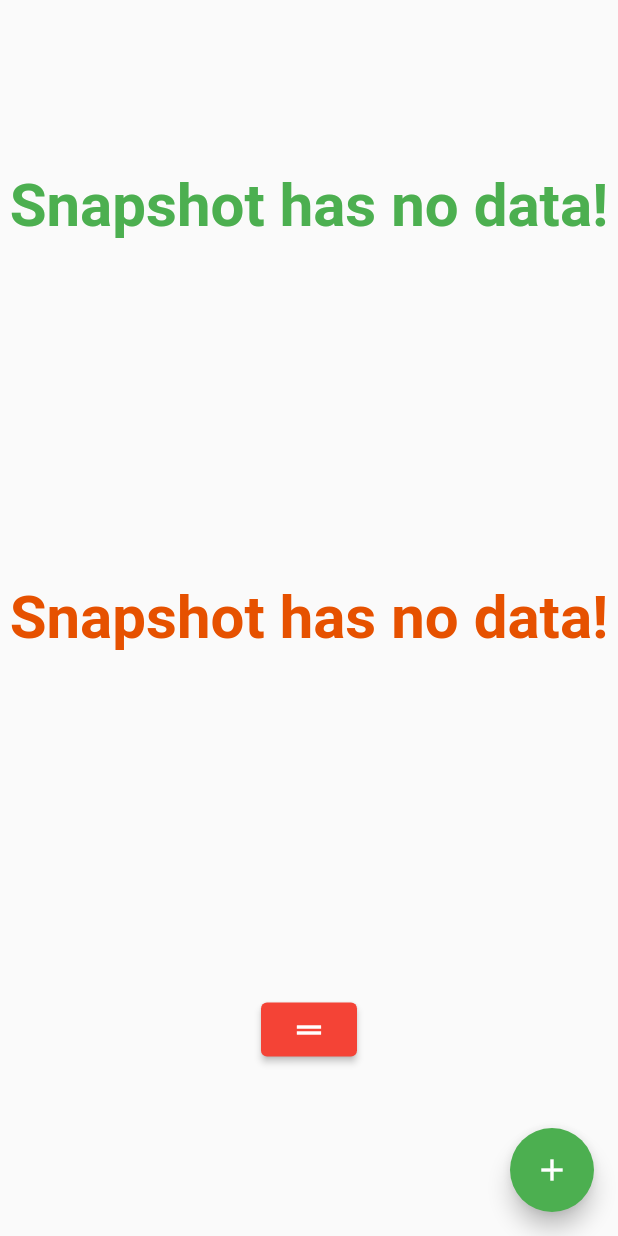
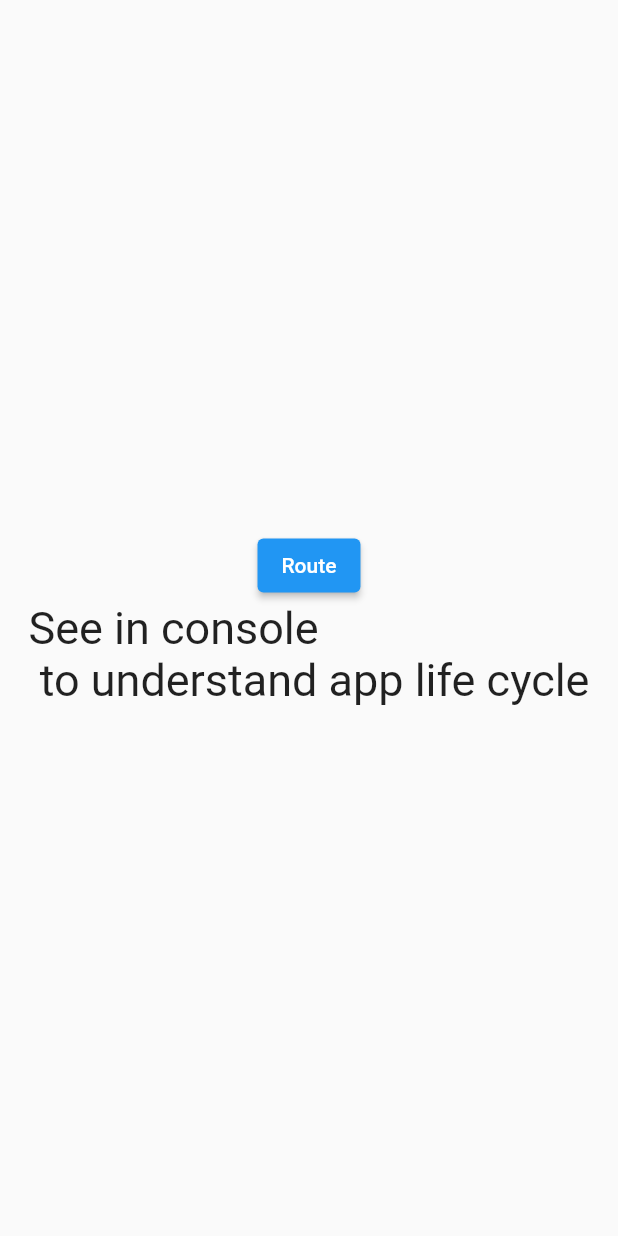
Before and after one commit to Somnath6Das/some_package, a Flutter app: the screen it shows after launch, on a phone screen of 412 x 824 dp. Run offline on Flutter 3.47's test engine with Material 2 defaults, Android fonts, the phone set to English and light mode, and no system bars; our stand-ins replace shared_preferences.

Commit message:
appLifeCycle-statefulBuilder

```diff
--- a/lib/Stream Controller n Broadcast/stream_broadcast_home.dart
+++ b/lib/Stream Controller n Broadcast/stream_broadcast_home.dart
@@ -3,7 +3,7 @@ import 'dart:async';
 import 'package:flutter/material.dart';
 
 class StreamBroadcastHome extends StatefulWidget {
-  StreamBroadcastHome({Key? key}) : super(key: key);
+  const StreamBroadcastHome({Key? key}) : super(key: key);
 
   @override
   State<StreamBroadcastHome> createState() => _StreamBroadcastHomeState();
@@ -11,10 +11,13 @@ class StreamBroadcastHome extends StatefulWidget {
 
 class _StreamBroadcastHomeState extends State<StreamBroadcastHome> {
   int counter = 0;
+
+  //first stream controller.
   StreamController<int> singleStream = StreamController<int>();
   late Stream MultipleStream;
 
   int counterOne = 0;
+  //second stream controller
   StreamController<int> StreamOne = StreamController<int>();
   late Stream MultipleStreamOne;
 
@@ -32,7 +35,6 @@ class _StreamBroadcastHomeState extends State<StreamBroadcastHome> {
           child: Center(
         child: Column(
           mainAxisAlignment: MainAxisAlignment.spaceAround,
-
           children: [
             StreamBuilder(
                 stream: MultipleStream,
@@ -40,13 +42,13 @@ class _StreamBroadcastHomeState extends State<StreamBroadcastHome> {
                   if (snapshot.hasData) {
                     return Text(
                       snapshot.data.toString(),
-                      style: TextStyle(
+                      style: const TextStyle(
                           fontSize: 100,
                           color: Colors.green,
                           fontWeight: FontWeight.bold),
                     );
                   } else {
-                    return Text(
+                    return const Text(
                       "Snapshot has no data!",
                       style: TextStyle(
                           fontSize: 40,
@@ -61,7 +63,7 @@ class _StreamBroadcastHomeState extends State<StreamBroadcastHome> {
                   if (snapshot.hasData) {
                     return Text(
                       snapshot.data.toString(),
-                      style: TextStyle(
+                      style: const TextStyle(
                           fontSize: 100,
                           color: Colors.red,
                           fontWeight: FontWeight.bold),
@@ -80,18 +82,20 @@ class _StreamBroadcastHomeState extends State<StreamBroadcastHome> {
                 onPressed: () {
                   counter--;
                   StreamOne.sink.add(counter);
-                },style: ElevatedButton.styleFrom(primary: Colors.red),
+                },
+                style: ElevatedButton.styleFrom(primary: Colors.red),
                 child: const Icon(Icons.drag_handle))
           ],
         ),
       )),
-      floatingActionButton: FloatingActionButton(backgroundColor: Colors.green,
+      floatingActionButton: FloatingActionButton(
+        backgroundColor: Colors.green,
         onPressed: () {
           counter++;
 
           singleStream.sink.add(counter);
         },
-        child: Icon(Icons.add),
+        child: const Icon(Icons.add),
       ),
     );
   }
--- a/lib/Stream Controller n Broadcast/stream_contro_home.dart
+++ b/lib/Stream Controller n Broadcast/stream_contro_home.dart
@@ -3,7 +3,7 @@ import 'dart:async';
 import 'package:flutter/material.dart';
 
 class StreamControHome extends StatefulWidget {
-  StreamControHome({Key? key}) : super(key: key);
+  const StreamControHome({Key? key}) : super(key: key);
 
   @override
   State<StreamControHome> createState() => _StreamControHomeState();
@@ -45,7 +45,7 @@ class _StreamControHomeState extends State<StreamControHome> {
           counter++;
           counterController.sink.add(counter);
         },
-        child: Icon(Icons.add),
+        child: const Icon(Icons.add),
       ),
     );
   }
--- /dev/null
+++ b/lib/app_life_cycle_home.dart
@@ -0,0 +1,71 @@
+import 'package:flutter/material.dart';
+
+class AppLifeCycleHome extends StatefulWidget {
+  AppLifeCycleHome({Key? key}) : super(key: key);
+
+  @override
+  State<AppLifeCycleHome> createState() => _AppLifeCycleHomeState();
+}
+
+class _AppLifeCycleHomeState extends State<AppLifeCycleHome>
+    with WidgetsBindingObserver {
+  @override
+  void initState() {
+    super.initState();
+    print("Application is Starting");
+    WidgetsBinding.instance!.addObserver(this);
+  }
+
+  @override
+  void didChangeAppLifecycleState(AppLifecycleState state) {
+    super.didChangeAppLifecycleState(state);
+
+    if (state == AppLifecycleState.inactive) {
+      print("App runs in Background");
+    } else if (state == AppLifecycleState.resumed) {
+      print("App is on Screen");
+    } else if (state == AppLifecycleState.detached) {
+      print("App is colsed by user");
+    }
+
+    print("App Life cycle State : ${state}");
+  }
+
+  @override
+  Widget build(BuildContext context) {
+    return Scaffold(
+      body: Center(
+          child: Column(
+        mainAxisAlignment: MainAxisAlignment.center,
+        children: [
+          ElevatedButton(
+              onPressed: () {
+                Navigator.of(context).pushReplacement(
+                    MaterialPageRoute(builder: (context) => AnotherPage()));
+              },
+              child: Text("Route")),
+          Text(
+            "See in console \n to understand app life cycle",
+            style: TextStyle(fontSize: 30),
+          ),
+        ],
+      )),
+    );
+  }
+
+  @override
+  void dispose() {
+    WidgetsBinding.instance!.removeObserver(this);
+    super.dispose();
+    print("Screen one is desposed");
+  }
+}
+
+class AnotherPage extends StatelessWidget {
+  const AnotherPage({Key? key}) : super(key: key);
+
+  @override
+  Widget build(BuildContext context) {
+    return Scaffold();
+  }
+}
--- a/lib/http.dart
+++ b/lib/http.dart
@@ -2,7 +2,7 @@ import 'package:flutter/material.dart';
 import 'package:http/http.dart' as http;
 
 class HttpHome extends StatefulWidget {
-  HttpHome({Key? key}) : super(key: key);
+  const HttpHome({Key? key}) : super(key: key);
 
   @override
   State<HttpHome> createState() => _HttpHomeState();
--- a/lib/json serial-deserial/app_state.dart
+++ b/lib/json serial-deserial/app_state.dart
@@ -1,5 +1,4 @@
 import 'package:flutter/cupertino.dart';
-import 'package:provider/provider.dart';
 
 class AppState extends ChangeNotifier {
   String temp = "";
--- a/lib/main.dart
+++ b/lib/main.dart
@@ -1,11 +1,9 @@
 import 'package:flutter/material.dart';
 import 'package:provider/provider.dart';
-import 'package:some_packages/Stream%20Controller%20n%20Broadcast/stream_broadcast_home.dart';
-import 'package:some_packages/http.dart';
-import 'package:some_packages/json%20serial-deserial/app_state.dart';
-import 'package:some_packages/json%20serial-deserial/home_json.dart';
-import 'package:some_packages/shared_preferences.dart';
-import 'package:some_packages/Stream%20Controller%20n%20Broadcast/stream_contro_home.dart';
+import 'package:some_packages/app_life_cycle_home.dart';
+import 'package:some_packages/json serial-deserial/app_state.dart';
+import 'package:some_packages/stateful_builderHome.dart';
+import 'Stream Controller n Broadcast/stream_broadcast_home.dart';
 
 void main() {
   runApp(const MyApp());
@@ -26,9 +24,12 @@ class MyApp extends StatelessWidget {
         ),
         // home: SharedPrefsHome(),
         //  home:HttpHome()
-       // home: HomeJson(),
+        // home: HomeJson(),
         //home: StreamControHome(),
-        home: StreamBroadcastHome(),
+        //home: StreamBroadcastHome(),
+        // home: StreamBroadcastHome(),
+        //home: StatefulBuilderHome(),
+        home: AppLifeCycleHome(),
       ),
     );
   }
--- a/lib/shared_preferences.dart
+++ b/lib/shared_preferences.dart
@@ -9,7 +9,7 @@ class SharedPrefsHome extends StatefulWidget {
 }
 
 class _SharedPrefsHomeState extends State<SharedPrefsHome> {
-  TextEditingController _controller = TextEditingController();
+  final TextEditingController _controller = TextEditingController();
 
   void saveText(String text) async {
     SharedPreferences prefs = await SharedPreferences.getInstance();
--- a/pubspec.yaml
+++ b/pubspec.yaml
@@ -33,7 +33,6 @@ dependencies:
   http: ^0.13.4
   provider: ^6.0.2
   shared_preferences: ^2.0.13
-
 
 
 dev_dependencies:
```
Also changed, not shown: lib/json serial-deserial/home_json.dart (+4 -4 lines), lib/stateful_builderHome.dart (added, +34 -0 lines).
